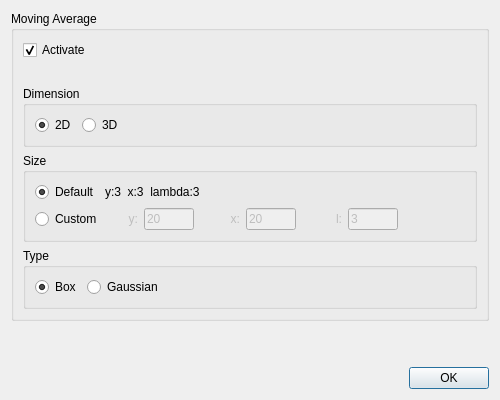
Old version of the form src/iBeatles/ui/ui_reduction_settings.ui in the repository ornlneutronimaging/iBeatles.
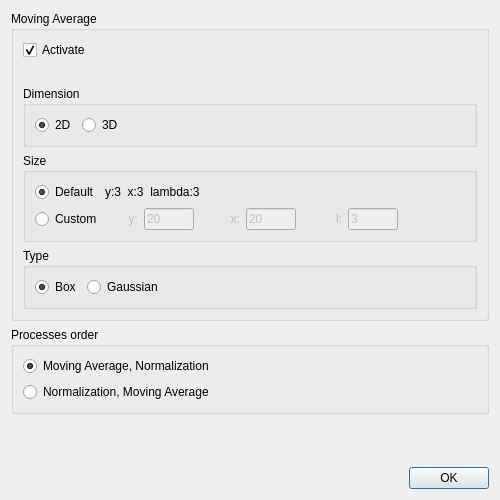
New version of the form.

Commit message: Added option to run moving average before or after reduction. this refs #74

```diff
--- a/src/iBeatles/ui/ui_reduction_settings.ui
+++ b/src/iBeatles/ui/ui_reduction_settings.ui
@@ -10,19 +10,19 @@
     <x>0</x>
     <y>0</y>
     <width>500</width>
-    <height>400</height>
+    <height>500</height>
    </rect>
   </property>
   <property name="minimumSize">
    <size>
     <width>500</width>
-    <height>400</height>
+    <height>500</height>
    </size>
   </property>
   <property name="maximumSize">
    <size>
     <width>500</width>
-    <height>400</height>
+    <height>500</height>
    </size>
   </property>
   <property name="windowTitle">
@@ -375,6 +375,32 @@
      </layout>
     </widget>
    </item>
+   <item>
+    <widget class="QGroupBox" name="groupBox_2">
+     <property name="title">
+      <string>Processes order</string>
+     </property>
+     <layout class="QVBoxLayout" name="verticalLayout_3">
+      <item>
+       <widget class="QRadioButton" name="processes_order_option1_radio_button">
+        <property name="text">
+         <string>Moving Average, Normalization</string>
+        </property>
+        <property name="checked">
+         <bool>true</bool>
+        </property>
+       </widget>
+      </item>
+      <item>
+       <widget class="QRadioButton" name="processes_order_option2_radio_button">
+        <property name="text">
+         <string>Normalization, Moving Average</string>
+        </property>
+       </widget>
+      </item>
+     </layout>
+    </widget>
+   </item>
    <item>
     <spacer name="verticalSpacer">
      <property name="orientation">
```
The commit also changes 3 other files.
